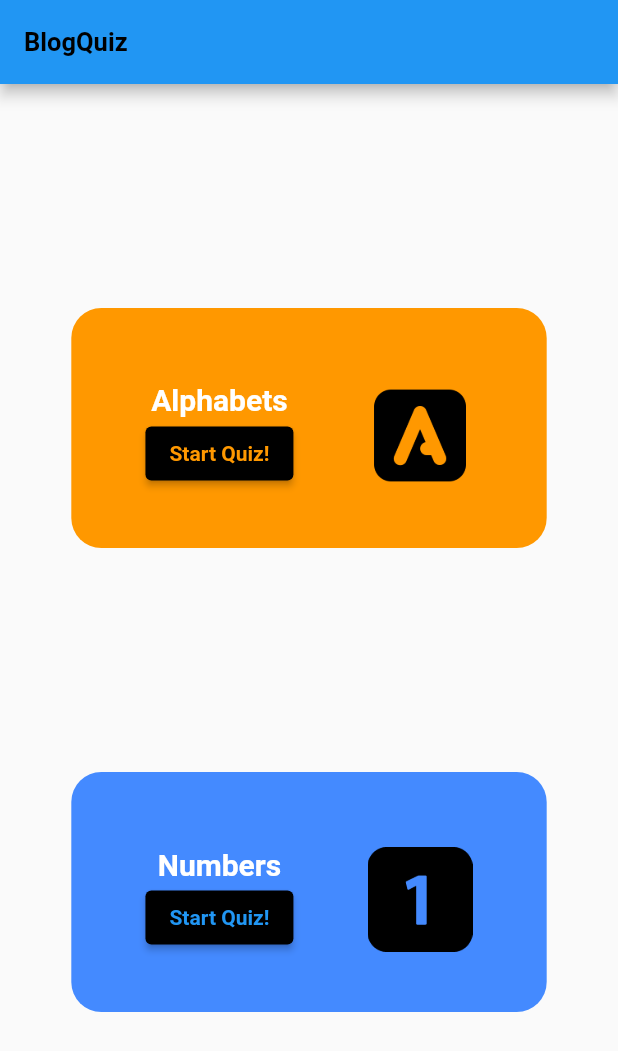
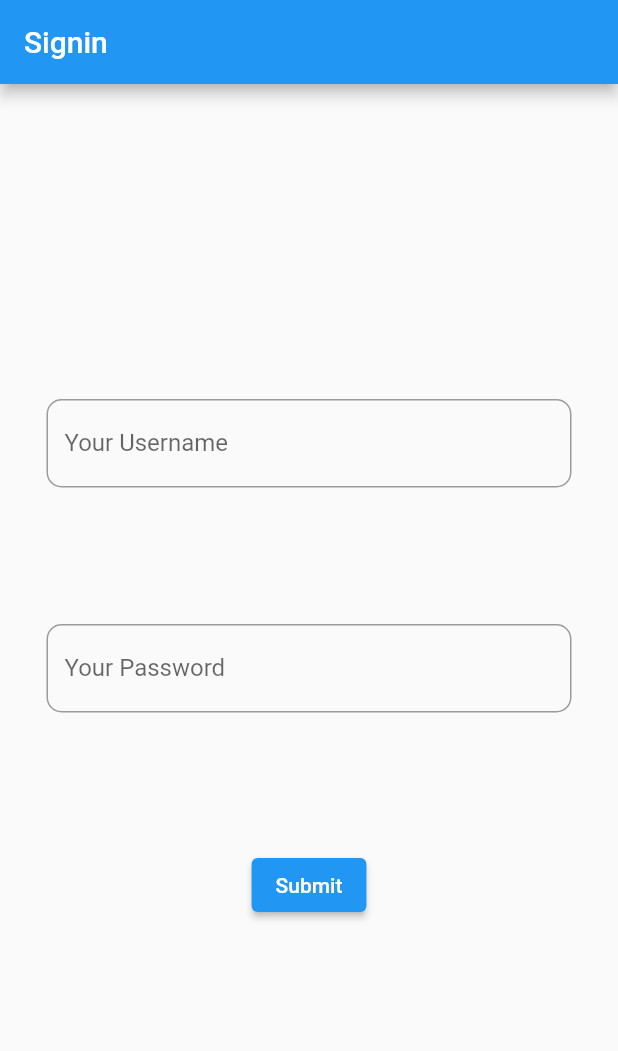
Before and after one commit to jaysri-eng/blogsquiz, a Flutter app: the screen it shows after launch, on a phone screen of 412 x 824 dp. Shown: the top 1051 px of the screen. Run offline on Flutter 3.47's test engine with Material 2 defaults, Android fonts, the phone set to English and light mode, and no system bars; our stand-ins replace rflutter_alert, splashscreen.

Commit message:
pass data

```diff
--- /dev/null
+++ b/lib/signin.dart
@@ -0,0 +1,71 @@
+import 'package:blogsquiz/aftersign.dart';
+import 'package:flutter/material.dart';
+
+class SignIn extends StatefulWidget {
+  const SignIn({Key? key}) : super(key: key);
+
+  @override
+  _SignInState createState() => _SignInState();
+}
+
+class _SignInState extends State<SignIn> {
+
+  final TextEditingController user = TextEditingController();
+  final TextEditingController pass = TextEditingController();
+  @override
+  Widget build(BuildContext context) {
+    return Scaffold(
+      appBar: AppBar(
+        title: Text("Signin"),
+      ),
+      body: Container(
+        child: Column(
+          mainAxisAlignment: MainAxisAlignment.center,
+          children: [
+            Center(
+              child: SizedBox(
+                width: 350,
+                height: 150,
+                child: TextFormField(
+                  controller: user,
+                  decoration: InputDecoration(
+                    label: Text('Your Username'),
+                    hintText: 'Enter your username',
+                    border: OutlineInputBorder(
+                      borderRadius: BorderRadius.circular(10),
+                    ),
+                  ),
+                ),
+              ),
+            ),
+            Center(
+              child: SizedBox(
+                width: 350,
+                height: 150,
+                child: TextFormField(
+                  controller: pass,
+                  obscureText: true,
+                  decoration: InputDecoration(
+                    label: Text('Your Password'),
+                    hintText: 'Enter your password',
+                    border: OutlineInputBorder(
+                      borderRadius: BorderRadius.circular(10),
+                    ),
+                  ),
+                ),
+              ),
+            ),
+            ElevatedButton(
+              onPressed: (){
+                Navigator.push(context,
+                  MaterialPageRoute(builder: (context) =>
+                      AfterSign(username: user.text)),);
+              },
+              child: Text('Submit'),
+            ),
+          ],
+        ),
+      ),
+    );
+  }
+}
```
Also changed, not shown: lib/aftersign.dart (added, +38 -0 lines), lib/alphabet.dart (+83 -2 lines), lib/main.dart (+132 -1 lines), lib/yt.dart (added, +62 -0 lines), pubspec.yaml (+3 -4 lines), pubspec.lock.
